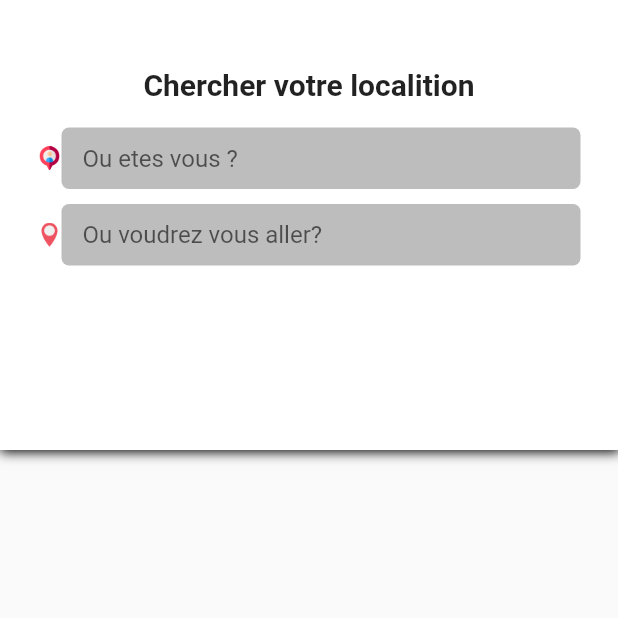
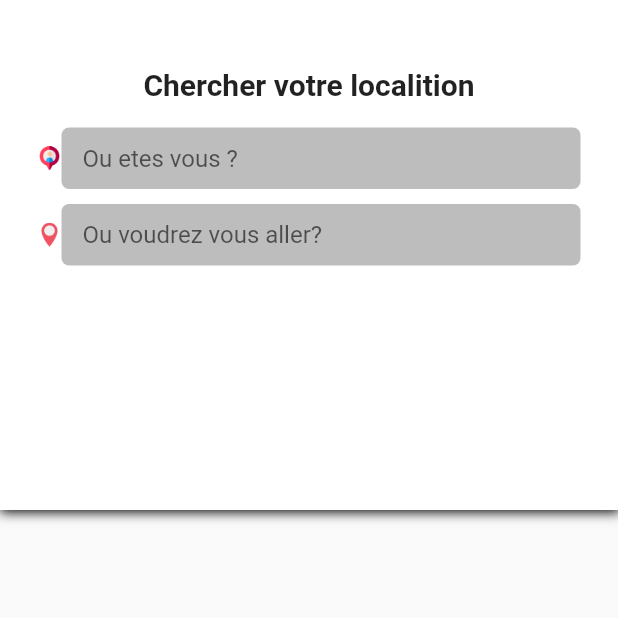
Before and after one commit to 49766954bogher/toxido-partie_user, a Flutter app: the HomePage screen opened directly, after a tap on "Chercher votre lieu", on a phone screen of 412 x 824 dp, the top half of it. Run offline on Flutter 3.47's test engine with Material 2 defaults, Android fonts, the light colour scheme and no system bars; our stand-ins replace animated_splash_screen, firebase_auth, firebase_core, firebase_database, fluttertoast, geocoding and 2 more; accounts and stored records are empty; network calls fail.

Commit message:
added floatting actionButton and get position enter tw ways

```diff
--- a/lib/Chercher/chercher.dart
+++ b/lib/Chercher/chercher.dart
@@ -16,7 +16,7 @@ class _ChercherPageState extends State<ChercherPage> {
       body: Column(
         children: [
           Container(
-            height: 300,
+            height: 340,
             width: double.infinity,
             decoration: const BoxDecoration(color: Colors.white, boxShadow: [
               BoxShadow(
@@ -125,4 +125,17 @@ class _ChercherPageState extends State<ChercherPage> {
       ),
     );
   }
+  /*
+   void getPlace(String placesPosition) async {
+      if (placesPosition.length > 1) {
+        String stringUrl =
+            " https://maps.googleapis.com/maps/api/place/autocomplete/json?input=$placesPosition&key=AIzaSyDNxhlq0YoADTxZ3Be_iMtd_3zWUPe_mpo&sessiontoken=1234567890&components=contry:mr";
+
+        var res = await RequestAssistant.getRequests(s);
+        if (res == "failed") {
+          return;
+        }
+      }
+    }
+  */
 }
--- a/lib/MonAdresse/requestAssistant.dart
+++ b/lib/MonAdresse/requestAssistant.dart
@@ -3,7 +3,7 @@ import 'dart:convert';
 import 'package:http/http.dart' as http;
 
 class RequestAssistant {
-  static Future<String> getRequest(Uri s) async {
+  static Future<String> getRequests(Uri s) async {
     http.Response response = await http.get(s);
     try {
       if (response.statusCode == 200) {
--- a/lib/Pages/accueil.dart
+++ b/lib/Pages/accueil.dart
@@ -90,6 +90,21 @@ class _HomePageState extends State<HomePage> {
             markers: Mymarkers,
           ),
           Positioned(
+            top: 40,
+            left: 40,
+            child: FloatingActionButton(
+              onPressed: () {
+                const NavigationDrawer();
+              },
+              tooltip: "Menu",
+              backgroundColor: Colors.black54,
+              child: const Icon(
+                Icons.menu,
+                color: Colors.white,
+              ),
+            ),
+          ),
+          Positioned(
             left: 0.0,
             right: 0.0,
             bottom: 0.0,
@@ -148,9 +163,9 @@ class _HomePageState extends State<HomePage> {
                               ),
                             ]),
                         child: Padding(
-                          padding: EdgeInsets.all(12.0),
+                          padding: const EdgeInsets.all(12.0),
                           child: Row(
-                            children: [
+                            children: const [
                               Icon(
                                 Icons.search,
                                 color: Colors.blueAccent,
@@ -242,7 +257,6 @@ class _HomePageState extends State<HomePage> {
           )
         ],
       ),
-      drawer: const NavigationDrawer(),
     );
   }
 }
--- a/lib/Permissions/permission.dart
+++ b/lib/Permissions/permission.dart
@@ -4,6 +4,7 @@ import 'package:geolocator/geolocator.dart';
 ///
 /// When the location services are not enabled or permissions
 /// are denied the `Future` will return an error.
+// ignore: unused_element
 Future<Position> _determinePosition() async {
   bool serviceEnabled;
   LocationPermission permission;
--- a/lib/main.dart
+++ b/lib/main.dart
@@ -13,7 +13,7 @@ void main() async {
   runApp(
     MyApp(
       child: MaterialApp(
-        title: "Taxi servce",
+        title: "Taxi service version utilisateur",
         theme: ThemeData(
           primarySwatch: Colors.blue,
         ),
@@ -41,7 +41,7 @@ class MyApp extends StatefulWidget {
   }
 
   @override
-  _MyAppState createState() => _MyAppState();
+  createState() => _MyAppState();
 }
 
 class _MyAppState extends State<MyApp> {
```
Also changed, not shown: lib/State/satate.dart (added, +15 -0 lines), 1 other file.
